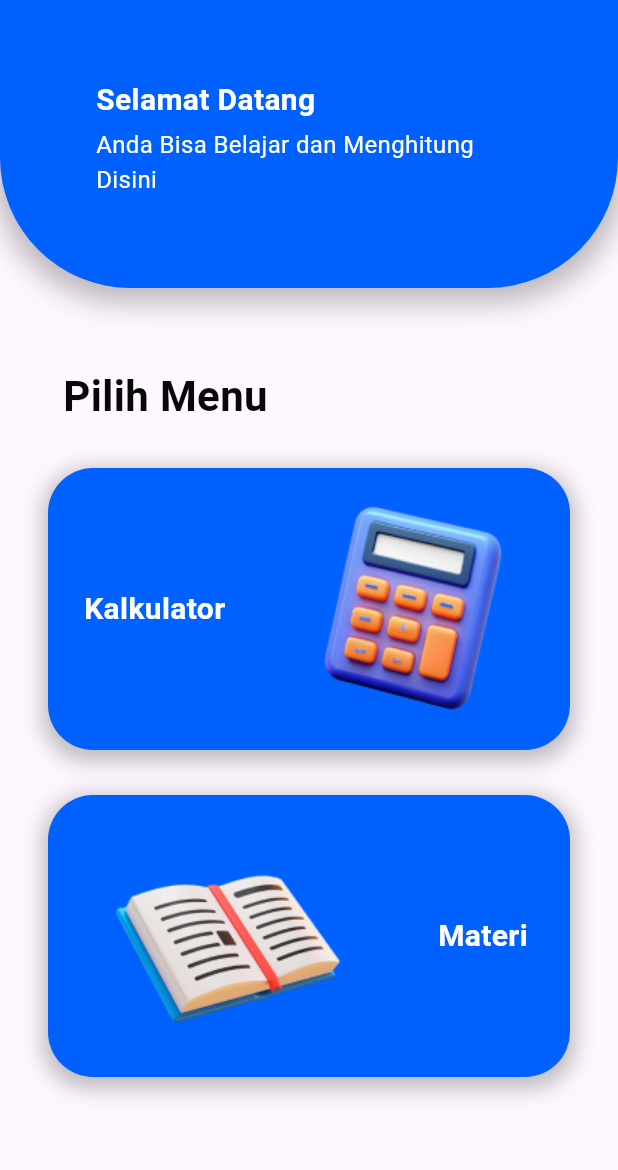
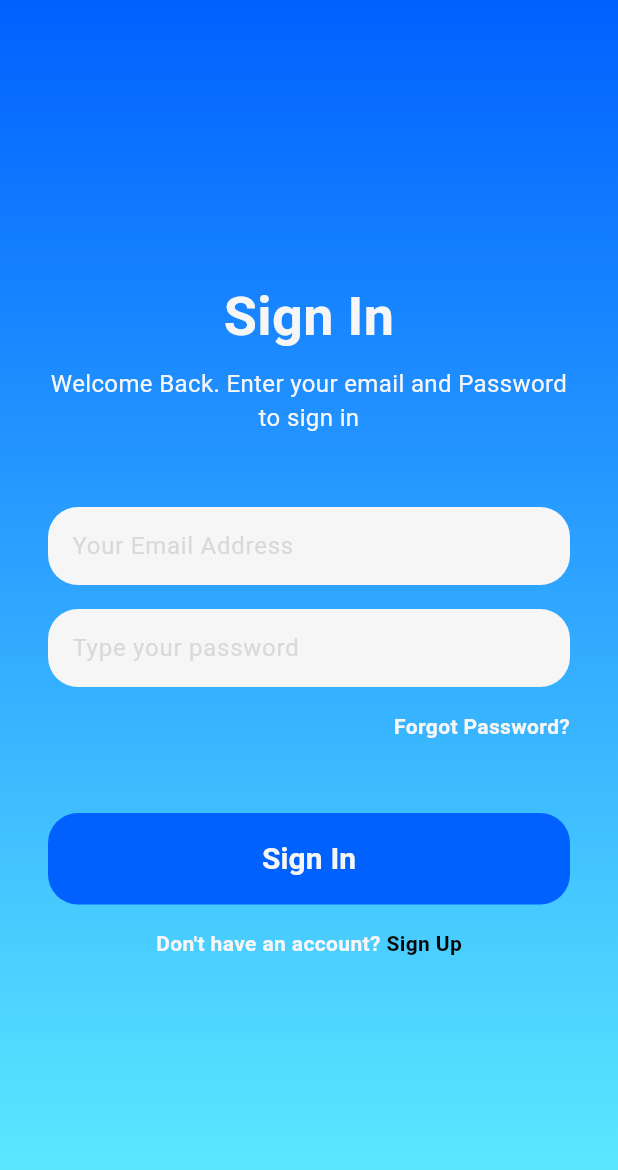
Before and after one commit to DesrielKiki/sunco_physics, a Flutter app: the screen it shows after launch, on a phone screen of 412 x 824 dp. Shown: the top 1170 px of the screen. Run offline on Flutter 3.47's test engine with Material 3 defaults, Android fonts, the phone set to English and light mode, and no system bars.

Commit message:
:hammer: create auth screen

```diff
--- /dev/null
+++ b/lib/presentation/screen/auth/login/login_screen.dart
@@ -0,0 +1,186 @@
+import 'package:flutter/material.dart';
+import 'package:sunco_physics/presentation/screen/auth/register/register_screen.dart';
+import 'package:sunco_physics/presentation/screen/home/home_screen.dart';
+import 'package:sunco_physics/presentation/theme/color_config.dart';
+
+class LoginScreen extends StatefulWidget {
+  const LoginScreen({super.key});
+
+  @override
+  State<LoginScreen> createState() => _LoginScreenState();
+}
+
+class _LoginScreenState extends State<LoginScreen> {
+  @override
+  Widget build(BuildContext context) {
+    return Scaffold(
+      body: Container(
+        decoration: const BoxDecoration(gradient: ColorConfig.gradientBrand),
+        child: Center(
+          child: Padding(
+            padding: const EdgeInsets.all(32.0),
+            child: Column(
+              mainAxisAlignment: MainAxisAlignment.center,
+              crossAxisAlignment: CrossAxisAlignment.center,
+              children: [
+                const Text(
+                  "Sign In",
+                  style: TextStyle(
+                    color: ColorConfig.onPrimaryColor,
+                    fontSize: 36,
+                    fontWeight: FontWeight.bold,
+                  ),
+                  textAlign: TextAlign.center,
+                ),
+                const SizedBox(height: 8),
+                const Text(
+                  "Welcome Back. Enter your email and Password to sign in",
+                  style: TextStyle(
+                      color: ColorConfig.onPrimaryColor,
+                      fontSize: 16,
+                      fontWeight: FontWeight.normal),
+                  textAlign: TextAlign.center,
+                ),
+                const SizedBox(height: 48),
+                TextField(
+                  decoration: InputDecoration(
+                    contentPadding: const EdgeInsets.symmetric(
+                      vertical: 14,
+                      horizontal: 12,
+                    ),
+                    hintText: "Your Email Address",
+                    hintStyle: const TextStyle(color: ColorConfig.grey),
+                    filled: true,
+                    fillColor: ColorConfig.solidWhite,
+                    border: OutlineInputBorder(
+                      borderRadius: BorderRadius.circular(20),
+                      borderSide: BorderSide.none,
+                    ),
+                  ),
+                ),
+                const SizedBox(height: 16),
+                TextField(
+                  decoration: InputDecoration(
+                    contentPadding: const EdgeInsets.symmetric(
+                      vertical: 14,
+                      horizontal: 12,
+                    ),
+                    hintText: "Type your password",
+                    hintStyle: const TextStyle(color: ColorConfig.grey),
+                    filled: true,
+                    fillColor: ColorConfig.solidWhite,
+                    border: OutlineInputBorder(
+                      borderRadius: BorderRadius.circular(20),
+                      borderSide: BorderSide.none,
+                    ),
+                  ),
+                ),
+                const SizedBox(
+                  height: 16,
+                ),
+                const Row(
+                  mainAxisAlignment: MainAxisAlignment.end,
+                  children: [
+                    Text(
+                      "Forgot Password?",
+                      style: TextStyle(
+                        color: ColorConfig.onPrimaryColor,
+                        fontSize: 14,
+                        fontWeight: FontWeight.bold,
+                      ),
+                      textAlign: TextAlign.end,
+                    ),
+                  ],
+                ),
+                const SizedBox(
+                  height: 48,
+                ),
+                TextButton(
+                  style: TextButton.styleFrom(
+                    backgroundColor: ColorConfig.darkBlue,
+                    padding: const EdgeInsets.symmetric(
+                      vertical: 16,
+                      horizontal: 12,
+                    ),
+                    shape: RoundedRectangleBorder(
+                      borderRadius: BorderRadius.circular(20),
+                    ),
+                    minimumSize: const Size(double.infinity, 50),
+                  ),
+                  onPressed: () {
+                    Navigator.pushAndRemoveUntil(
+                      context,
+                      PageRouteBuilder(
+                        transitionDuration: const Duration(milliseconds: 700),
+                        pageBuilder: (context, animation, secondaryAnimation) =>
+                            const HomeScreen(),
+                        transitionsBuilder:
+                            (context, animation, secondaryAnimation, child) {
+                          return FadeTransition(
+                            opacity: animation,
+                            child: ScaleTransition(
+                              scale:
+                                  Tween<double>(begin: 0.8, end: 1.0).animate(
+                                CurvedAnimation(
+                                  parent: animation,
+                                  curve: Curves.easeOut,
+                                ),
+                              ),
+                              child: child,
+                            ),
+                          );
+                        },
+                      ),
+                      (route) => false,
+                    );
+                  },
+                  child: const Text(
+                    "Sign In",
+                    style: TextStyle(
+                        color: ColorConfig.onPrimaryColor,
+                        fontSize: 20,
+                        fontWeight: FontWeight.bold),
+                  ),
+                ),
+                const SizedBox(
+                  height: 16,
+                ),
+                Row(
+                  mainAxisAlignment: MainAxisAlignment.center,
+                  children: [
+                    const Text(
+                      "Don't have an account? ",
+                      style: TextStyle(
+                        color: ColorConfig.onPrimaryColor,
+                        fontSize: 14,
+                        fontWeight: FontWeight.bold,
+                      ),
+                    ),
+                    GestureDetector(
+                      onTap: () {
+                        Navigator.push(
+                          context,
+                          MaterialPageRoute(
+                            builder: (context) => const RegisterScreen(),
+                          ),
+                        );
+                      },
+                      child: const Text(
+                        "Sign Up",
+                        style: TextStyle(
+                          color: ColorConfig.black,
+                          fontSize: 14,
+                          fontWeight: FontWeight.bold,
+                        ),
+                      ),
+                    ),
+                  ],
+                )
+              ],
+            ),
+          ),
+        ),
+      ),
+    );
+  }
+}
--- a/lib/presentation/screen/splash/splash_screen.dart
+++ b/lib/presentation/screen/splash/splash_screen.dart
@@ -1,5 +1,6 @@
 import 'package:flutter/material.dart';
-import 'package:sunco_physics/presentation/screen/home/home_screen.dart';
+import 'package:sunco_physics/presentation/screen/auth/login/login_screen.dart';
+//import 'package:sunco_physics/presentation/screen/home/home_screen.dart';
 import 'package:sunco_physics/presentation/theme/color_config.dart';
 
 class SplashScreen extends StatefulWidget {
@@ -69,7 +70,7 @@ class _SplashScreenState extends State<SplashScreen>
       PageRouteBuilder(
         transitionDuration: const Duration(milliseconds: 700),
         pageBuilder: (context, animation, secondaryAnimation) =>
-            const HomeScreen(),
+            const LoginScreen(),
         transitionsBuilder: (context, animation, secondaryAnimation, child) {
           return FadeTransition(
             opacity: animation,
```
Also changed, not shown: lib/presentation/screen/auth/register/register_screen.dart (added, +162 -0 lines).
